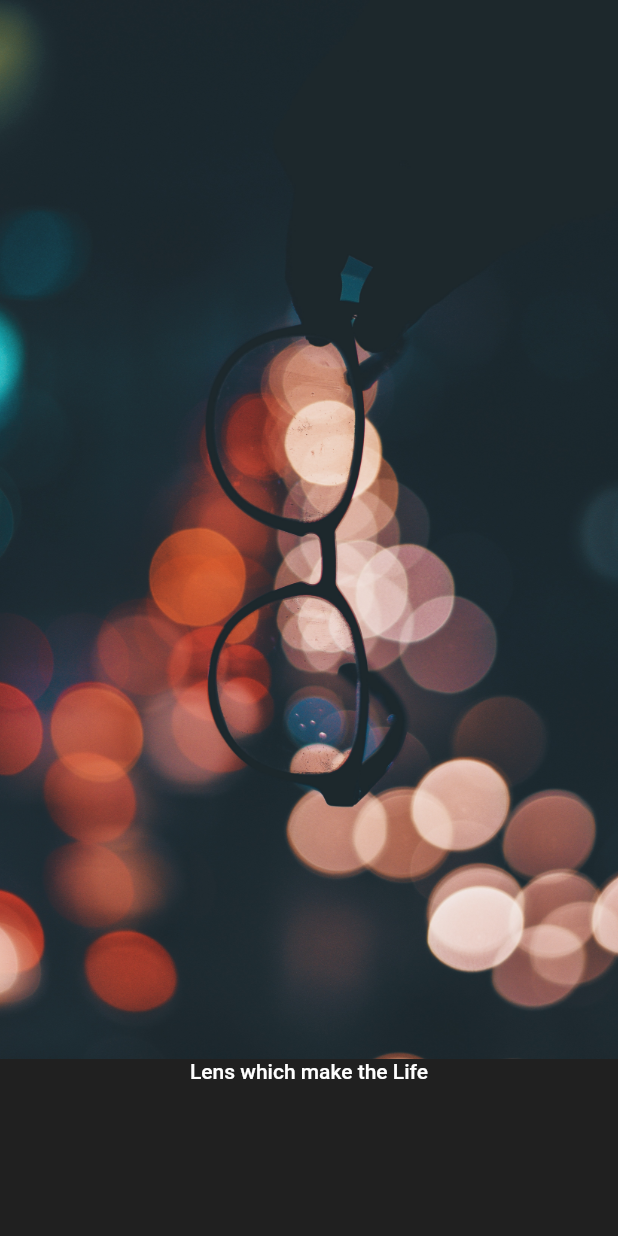
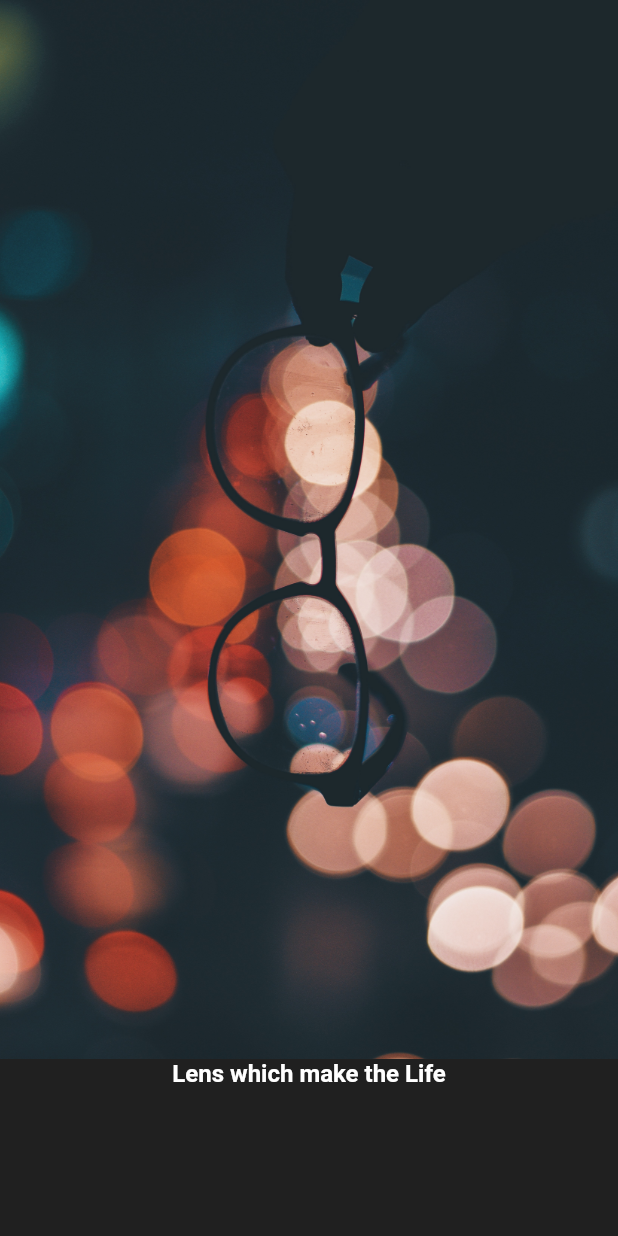
Before and after one commit to Haroon-Zafar/welcome_login_page_flutter, a Flutter app: the screen it shows after launch, on a phone screen of 412 x 824 dp. Run offline on Flutter 3.47's test engine with Material 2 defaults, Android fonts, the phone set to English and light mode, and no system bars.

Commit message:
Update main.dart

```diff
--- a/lib/main.dart
+++ b/lib/main.dart
@@ -17,6 +17,11 @@
         brightness: Brightness.dark,
         primaryColor: kPrimaryColor,
         scaffoldBackgroundColor: kBackgroundColor,
+        textTheme: TextTheme(
+          subtitle1: TextStyle(
+            color: Colors.white,
+          ),
+        ),
       ),
       home: WelcomeScreen(),
     );
@@ -49,7 +54,9 @@
                   text: TextSpan(children: [
                     TextSpan(
                       text: "Lens which make the Life",
-                      style: Theme.of(context).textTheme.bodyText1,
+                      style: Theme.of(context).textTheme.subtitle1!.copyWith(
+                            fontWeight: FontWeight.bold,
+                          ),
                     ),
                   ]),
                 )
```
